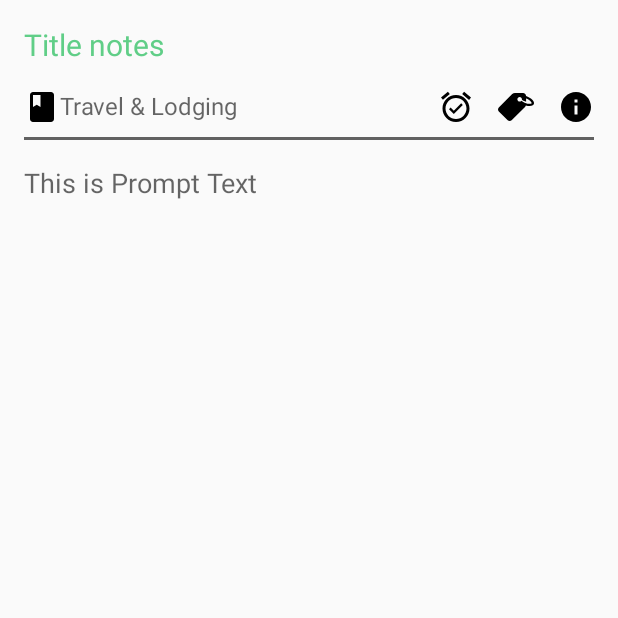
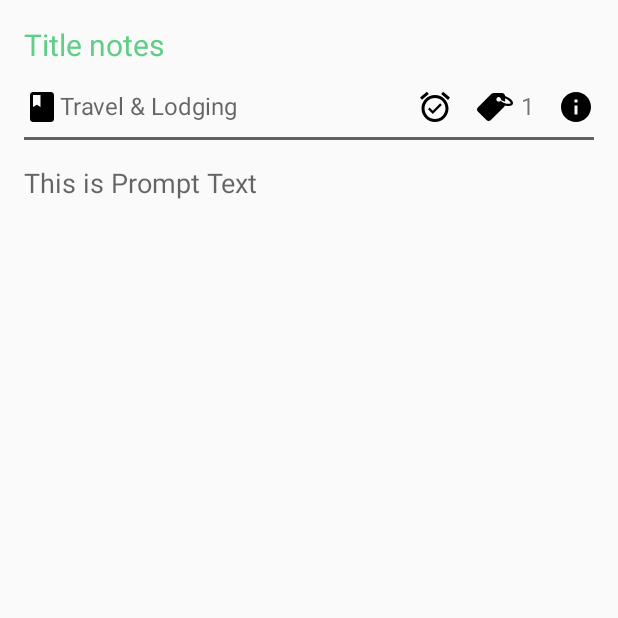
Before and after one commit to aint/laverna-android, an Android app: the fragment SingleNoteFragment shown on its own in the app's theme, on a phone screen of 412 x 824 dp, the top half of it. Run offline under Robolectric (Android 15) with nearby library versions, the phone set to English and light mode, and no system bars.

Commit message:
feat(UI): Implement OnCliclListener in AllNotesFragmentRecyclerViewAdapter for open SingleNoteFragme
issue #11

```diff
--- a/app/src/main/java/com/github/android/lvrn/lvrnproject/view/activities/mainactivity/MainActivity.java
+++ b/app/src/main/java/com/github/android/lvrn/lvrnproject/view/activities/mainactivity/MainActivity.java
@@ -39,11 +39,12 @@ public class MainActivity extends AppCompatActivity
     }
 
     private void startAllNotesFragment() {
+        AllNotesFragment allNotesFragment =new AllNotesFragment();
         FragmentManager fragmentManager = getSupportFragmentManager();
-        FragmentTransaction fragmentTransaction=fragmentManager.beginTransaction();
-        AllNotesFragment allNotesFragment =new AllNotesFragment();
-        fragmentTransaction.add(R.id.constraint_container,allNotesFragment);
-        fragmentTransaction.commit();
+        fragmentManager
+                .beginTransaction()
+                .add(R.id.constraint_container,allNotesFragment)
+                .commit();
     }
 
 
--- a/app/src/main/java/com/github/android/lvrn/lvrnproject/view/adapters/AllNotesFragmentRecyclerViewAdapter.java
+++ b/app/src/main/java/com/github/android/lvrn/lvrnproject/view/adapters/AllNotesFragmentRecyclerViewAdapter.java
@@ -1,8 +1,14 @@
 package com.github.android.lvrn.lvrnproject.view.adapters;
 
 
+import android.app.Activity;
 import android.content.Context;
+import android.support.v4.app.FragmentManager;
+import android.support.v4.app.FragmentTransaction;
+import android.support.v7.app.ActionBarActivity;
+import android.support.v7.app.AppCompatActivity;
 import android.support.v7.widget.RecyclerView;
+import android.util.Log;
 import android.view.LayoutInflater;
 import android.view.View;
 import android.view.ViewGroup;
@@ -10,6 +16,9 @@ import android.widget.ImageButton;
 import android.widget.TextView;
 
 import com.github.android.lvrn.lvrnproject.R;
+import com.github.android.lvrn.lvrnproject.view.activities.mainactivity.MainActivity;
+import com.github.android.lvrn.lvrnproject.view.fragments.AllNotesFragment;
+import com.github.android.lvrn.lvrnproject.view.fragments.SingleNoteFragment;
 
 import java.util.ArrayList;
 import java.util.List;
@@ -52,7 +61,7 @@ public class AllNotesFragmentRecyclerViewAdapter extends RecyclerView.Adapter<Al
         return mDataSet.size();
     }
 
-    static class AllNotesViewHolder extends RecyclerView.ViewHolder {
+    static class AllNotesViewHolder extends RecyclerView.ViewHolder implements View.OnClickListener {
         TextView tvTitle;
         TextView tvDate;
         TextView tvPromptText;
@@ -61,11 +70,24 @@ public class AllNotesFragmentRecyclerViewAdapter extends RecyclerView.Adapter<Al
 
         public AllNotesViewHolder(View itemView) {
             super(itemView);
+            itemView.setOnClickListener(this);
             tvTitle = (TextView) itemView.findViewById(R.id.tv_title_note);
             tvDate = (TextView) itemView.findViewById(R.id.tv_date_created_note);
             tvPromptText = (TextView) itemView.findViewById(R.id.tv_prompt_text_note);
             tvTag1 = (TextView) itemView.findViewById(R.id.tv_tags1_note);
             imBtnFavorite = (ImageButton) itemView.findViewById(R.id.im_btn_favorite);
+        }
+
+        @Override
+        public void onClick(View v) {
+            AppCompatActivity activity = (AppCompatActivity)itemView.getContext();
+            SingleNoteFragment singleNoteFragment = new SingleNoteFragment();
+            activity.getSupportFragmentManager()
+                    .beginTransaction()
+                    .replace(R.id.constraint_container,singleNoteFragment)
+                    .addToBackStack(null)
+                    .commit();
+
         }
     }
 
--- a/app/src/main/res/layout-sw600dp/fragment_single_note.xml
+++ b/app/src/main/res/layout-sw600dp/fragment_single_note.xml
@@ -1,6 +1,75 @@
 <?xml version="1.0" encoding="utf-8"?>
-<LinearLayout xmlns:android="http://schemas.android.com/apk/res/android"
-    android:orientation="vertical" android:layout_width="match_parent"
-    android:layout_height="match_parent">
+<RelativeLayout xmlns:android="http://schemas.android.com/apk/res/android"
+    android:layout_width="match_parent"
+    android:layout_height="match_parent"
+    android:layout_margin="16dp">
 
-</LinearLayout>
+    <EditText
+        android:id="@+id/edit_text_title_single_note"
+        android:layout_width="match_parent"
+        android:layout_height="wrap_content"
+        android:textSize="20sp"
+        android:hint="@string/item_note_title_note"
+        android:textColorHint="@color/main_green_themes_app"
+        android:background="@color/color_edit_text_title_note"/>
+
+    <TextView
+        android:id="@+id/tv_name_note_book"
+        android:layout_width="wrap_content"
+        android:layout_height="wrap_content"
+        android:layout_marginTop="16sp"
+        android:layout_below="@+id/edit_text_title_single_note"
+        android:drawableLeft="@drawable/ic_book_black_24dp"
+        android:hint="Travel &amp; Lodging"
+        android:textSize="16sp"/>
+
+    <ImageButton
+        android:id="@+id/im_btn_information"
+        android:layout_width="wrap_content"
+        android:layout_height="wrap_content"
+        android:layout_marginTop="16dp"
+        android:layout_below="@+id/edit_text_title_single_note"
+        android:layout_alignParentRight="true"
+        android:layout_marginLeft="16dp"
+        android:background="@drawable/ic_info_black_24dp"/>
+
+    <TextView
+        android:id="@+id/tv_tag"
+        android:layout_width="wrap_content"
+        android:layout_height="wrap_content"
+        android:layout_marginTop="16dp"
+        android:layout_below="@+id/edit_text_title_single_note"
+        android:layout_toLeftOf="@+id/im_btn_information"
+        android:layout_marginLeft="16dp"
+        android:text="1"
+        android:textSize="16sp"
+        android:drawablePadding="5dp"
+        android:drawableLeft="@drawable/ic_tag_24dp"/>
+
+    <ImageButton
+        android:id="@+id/im_btn_alarm"
+        android:layout_width="wrap_content"
+        android:layout_height="wrap_content"
+        android:layout_marginTop="16dp"
+        android:layout_below="@+id/edit_text_title_single_note"
+        android:layout_toLeftOf="@+id/tv_tag"
+        android:background="@drawable/ic_alarm_on_black_24dp"/>
+
+    <View
+        android:id="@+id/view_separator_line"
+        android:layout_width="match_parent"
+        android:layout_height="2dp"
+        android:layout_marginTop="8dp"
+        android:layout_below="@+id/tv_name_note_book"
+        android:background="@color/view_separator_line"/>
+
+    <EditText
+        android:id="@+id/edit_text_main_content_for_note"
+        android:layout_width="match_parent"
+        android:layout_height="wrap_content"
+        android:layout_below="@+id/view_separator_line"
+        android:layout_marginTop="16sp"
+        android:hint="This is Prompt Text"
+        android:background="@color/color_edit_text_title_note"/>
+
+</RelativeLayout>
--- a/app/src/main/res/layout-sw720dp/fragment_single_note.xml
+++ b/app/src/main/res/layout-sw720dp/fragment_single_note.xml
@@ -1,6 +1,75 @@
 <?xml version="1.0" encoding="utf-8"?>
-<LinearLayout xmlns:android="http://schemas.android.com/apk/res/android"
-    android:orientation="vertical" android:layout_width="match_parent"
-    android:layout_height="match_parent">
+<RelativeLayout xmlns:android="http://schemas.android.com/apk/res/android"
+    android:layout_width="match_parent"
+    android:layout_height="match_parent"
+    android:layout_margin="16dp">
 
-</LinearLayout>
+    <EditText
+        android:id="@+id/edit_text_title_single_note"
+        android:layout_width="match_parent"
+        android:layout_height="wrap_content"
+        android:textSize="20sp"
+        android:hint="@string/item_note_title_note"
+        android:textColorHint="@color/main_green_themes_app"
+        android:background="@color/color_edit_text_title_note"/>
+
+    <TextView
+        android:id="@+id/tv_name_note_book"
+        android:layout_width="wrap_content"
+        android:layout_height="wrap_content"
+        android:layout_marginTop="16sp"
+        android:layout_below="@+id/edit_text_title_single_note"
+        android:drawableLeft="@drawable/ic_book_black_24dp"
+        android:hint="Travel &amp; Lodging"
+        android:textSize="16sp"/>
+
+    <ImageButton
+        android:id="@+id/im_btn_information"
+        android:layout_width="wrap_content"
+        android:layout_height="wrap_content"
+        android:layout_marginTop="16dp"
+        android:layout_below="@+id/edit_text_title_single_note"
+        android:layout_alignParentRight="true"
+        android:layout_marginLeft="16dp"
+        android:background="@drawable/ic_info_black_24dp"/>
+
+    <TextView
+        android:id="@+id/tv_tag"
+        android:layout_width="wrap_content"
+        android:layout_height="wrap_content"
+        android:layout_marginTop="16dp"
+        android:layout_below="@+id/edit_text_title_single_note"
+        android:layout_toLeftOf="@+id/im_btn_information"
+        android:layout_marginLeft="16dp"
+        android:text="1"
+        android:textSize="16sp"
+        android:drawablePadding="5dp"
+        android:drawableLeft="@drawable/ic_tag_24dp"/>
+
+    <ImageButton
+        android:id="@+id/im_btn_alarm"
+        android:layout_width="wrap_content"
+        android:layout_height="wrap_content"
+        android:layout_marginTop="16dp"
+        android:layout_below="@+id/edit_text_title_single_note"
+        android:layout_toLeftOf="@+id/tv_tag"
+        android:background="@drawable/ic_alarm_on_black_24dp"/>
+
+    <View
+        android:id="@+id/view_separator_line"
+        android:layout_width="match_parent"
+        android:layout_height="2dp"
+        android:layout_marginTop="8dp"
+        android:layout_below="@+id/tv_name_note_book"
+        android:background="@color/view_separator_line"/>
+
+    <EditText
+        android:id="@+id/edit_text_main_content_for_note"
+        android:layout_width="match_parent"
+        android:layout_height="wrap_content"
+        android:layout_below="@+id/view_separator_line"
+        android:layout_marginTop="16sp"
+        android:hint="This is Prompt Text"
+        android:background="@color/color_edit_text_title_note"/>
+
+</RelativeLayout>
--- a/app/src/main/res/layout/fragment_single_note.xml
+++ b/app/src/main/res/layout/fragment_single_note.xml
@@ -33,15 +33,18 @@
         android:layout_marginLeft="16dp"
         android:background="@drawable/ic_info_black_24dp"/>
 
-    <ImageButton
-        android:id="@+id/im_btn_tag"
+    <TextView
+        android:id="@+id/tv_tag"
         android:layout_width="wrap_content"
         android:layout_height="wrap_content"
         android:layout_marginTop="16dp"
         android:layout_below="@+id/edit_text_title_single_note"
         android:layout_toLeftOf="@+id/im_btn_information"
         android:layout_marginLeft="16dp"
-        android:background="@drawable/ic_tag_24dp"/>
+        android:text="1"
+        android:textSize="16sp"
+        android:drawablePadding="5dp"
+        android:drawableLeft="@drawable/ic_tag_24dp"/>
 
     <ImageButton
         android:id="@+id/im_btn_alarm"
@@ -49,7 +52,7 @@
         android:layout_height="wrap_content"
         android:layout_marginTop="16dp"
         android:layout_below="@+id/edit_text_title_single_note"
-        android:layout_toLeftOf="@+id/im_btn_tag"
+        android:layout_toLeftOf="@+id/tv_tag"
         android:background="@drawable/ic_alarm_on_black_24dp"/>
 
     <View
```
